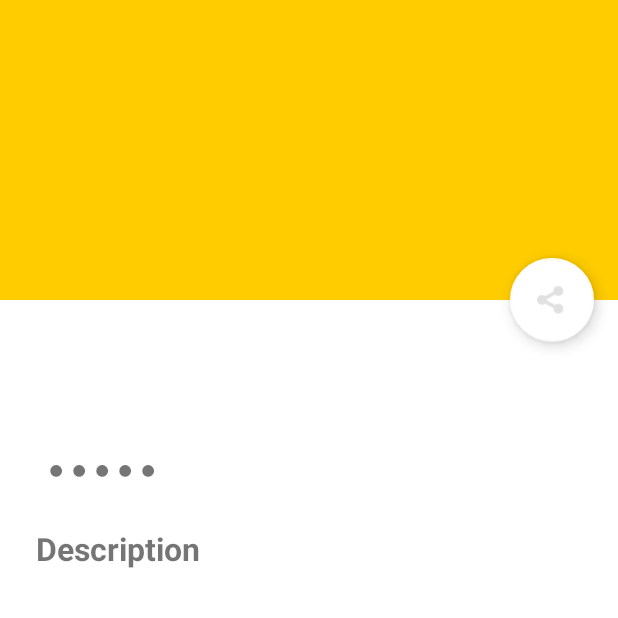
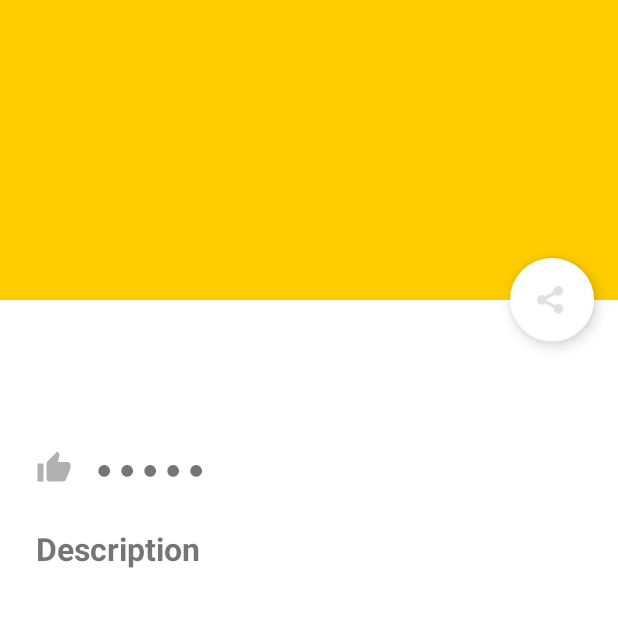
Before and after one commit to space-subway/order_app, an Android app: the fragment ItemDetailFragment shown on its own in the app's theme, on a phone screen of 412 x 824 dp, the top half of it. Run offline under Robolectric (Android 15) with nearby library versions, the phone set to English and light mode, and no system bars; our stand-ins replace Room's generated code; 4 statements that could not run were skipped.

Commit message:
Add button for set item rating.

```diff
--- a/app/src/main/java/com/online/booking/ItemDetailFragment.kt
+++ b/app/src/main/java/com/online/booking/ItemDetailFragment.kt
@@ -5,8 +5,6 @@ import android.os.Bundle
 import android.view.LayoutInflater
 import android.view.View
 import android.view.ViewGroup
-import androidx.activity.addCallback
-import androidx.core.app.ShareCompat
 import androidx.fragment.app.Fragment
 import androidx.lifecycle.ViewModelProviders
 import com.online.booking.databinding.FragmentItemDetailBinding
--- /dev/null
+++ b/app/src/main/res/drawable/ic_baseline_thumb_up_24.xml
@@ -0,0 +1,5 @@
+<vector android:height="24dp" android:tint="#B1B1B1"
+    android:viewportHeight="24" android:viewportWidth="24"
+    android:width="24dp" xmlns:android="http://schemas.android.com/apk/res/android">
+    <path android:fillColor="@android:color/white" android:pathData="M1,21h4L5,9L1,9v12zM23,10c0,-1.1 -0.9,-2 -2,-2h-6.31l0.95,-4.57 0.03,-0.32c0,-0.41 -0.17,-0.79 -0.44,-1.06L14.17,1 7.59,7.59C7.22,7.95 7,8.45 7,9v10c0,1.1 0.9,2 2,2h9c0.83,0 1.54,-0.5 1.84,-1.22l3.02,-7.05c0.09,-0.23 0.14,-0.47 0.14,-0.73v-2z"/>
+</vector>
--- a/app/src/main/res/layout/fragment_item_detail.xml
+++ b/app/src/main/res/layout/fragment_item_detail.xml
@@ -61,14 +61,23 @@
                         android:layout_alignParentBottom="true"
                         android:textSize="@dimen/details_view_count_text_size" />
 
+                    <ImageButton
+                        android:id="@+id/rate_btn"
+                        android:layout_width="wrap_content"
+                        android:layout_height="wrap_content"
+                        android:layout_below="@+id/short_description"
+                        android:layout_marginLeft="@dimen/content_margin"
+                        android:layout_alignParentLeft="true"
+                        android:background="@null"
+                        android:src="@drawable/ic_baseline_thumb_up_24" />
+
                     <TextView
                         android:id="@+id/item_rating"
                         android:layout_width="wrap_content"
                         android:layout_height="wrap_content"
                         android:layout_below="@+id/short_description"
-                        android:layout_marginLeft="@dimen/content_margin"
-                        android:layout_alignParentLeft="true"
-                        android:layout_alignParentBottom="true"
+                        android:layout_marginLeft="@dimen/content_margin_min"
+                        android:layout_toRightOf="@+id/rate_btn"
                         android:textSize="@dimen/details_view_rating_text_size"
                         android:textStyle="bold"/>
 
@@ -76,11 +85,11 @@
                         android:id="@+id/item_rating_stars"
                         android:layout_width="wrap_content"
                         android:layout_height="wrap_content"
-                        android:layout_toRightOf="@+id/item_rating"
                         android:layout_below="@+id/short_description"
                         android:layout_marginLeft="@dimen/content_margin_min"
-                        android:textSize="@dimen/details_view_rating_text_size"
-                        android:text="● ● ● ● ●"/>
+                        android:layout_toRightOf="@+id/item_rating"
+                        android:text="● ● ● ● ●"
+                        android:textSize="@dimen/details_view_rating_text_size" />
 
                 </RelativeLayout>
 
```
